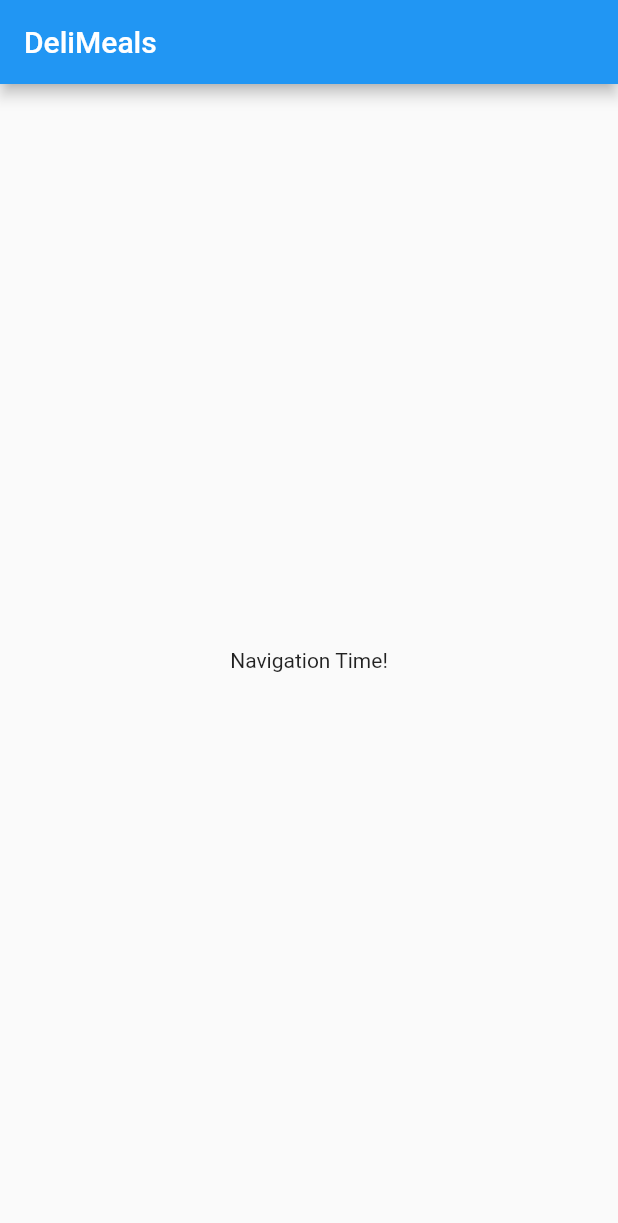
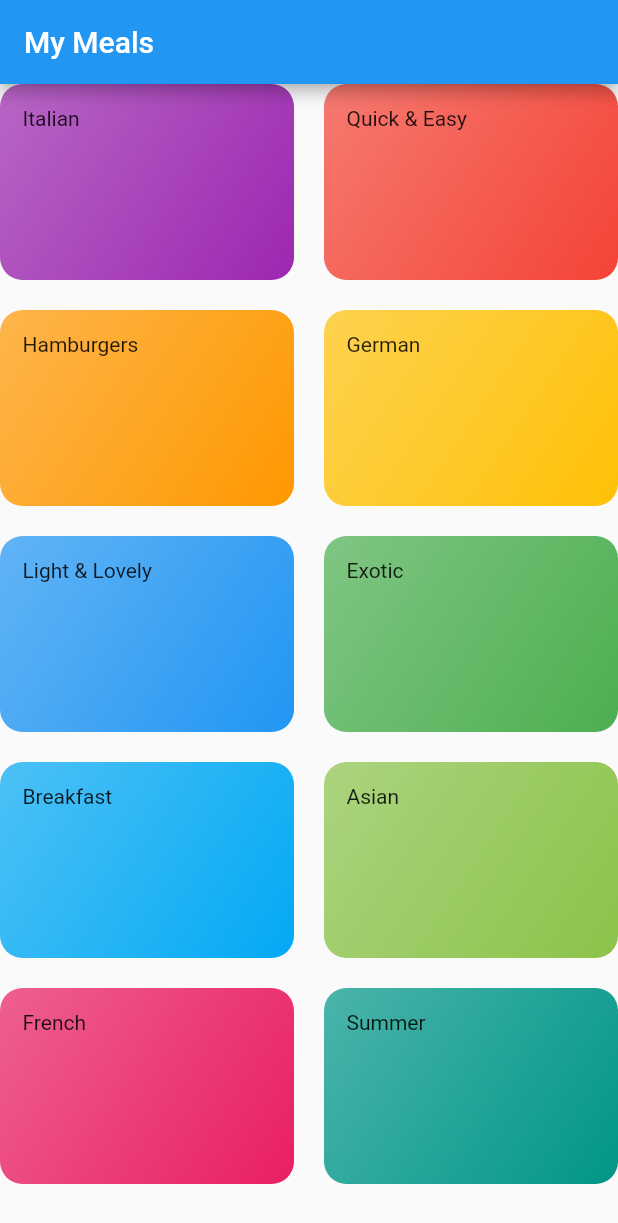
Before and after one commit to j-dolenc/Flutter, a Flutter app: the screen it shows after launch, on a phone screen of 412 x 824 dp. Shown: the top 1223 px of the screen. Run offline on Flutter 3.47's test engine with Material 2 defaults, Android fonts, the phone set to English and light mode, and no system bars.

Commit message:
First new screen categories

```diff
--- /dev/null
+++ b/meals_app/lib/categories_screen.dart
@@ -0,0 +1,31 @@
+import 'package:flutter/cupertino.dart';
+import 'package:flutter/material.dart';
+
+import 'dummy_data.dart';
+import 'category_item.dart';
+
+class CategoriesScreen extends StatelessWidget {
+  const CategoriesScreen({Key key}) : super(key: key);
+
+  @override
+  Widget build(BuildContext context) {
+    return Scaffold(
+      appBar: AppBar(
+        title: const Text("My Meals"),
+      ),
+      body: GridView(
+        children: DUMMY_CATEGORIES
+            .map(
+              (cat) => CategoryItem(cat.title, cat.color),
+            )
+            .toList(),
+        gridDelegate: SliverGridDelegateWithMaxCrossAxisExtent(
+          maxCrossAxisExtent: 200,
+          childAspectRatio: 1.5,
+          crossAxisSpacing: 20,
+          mainAxisSpacing: 20,
+        ),
+      ),
+    );
+  }
+}
--- /dev/null
+++ b/meals_app/lib/category_item.dart
@@ -0,0 +1,27 @@
+import 'package:flutter/material.dart';
+
+class CategoryItem extends StatelessWidget {
+  final String title;
+  final Color color;
+
+  CategoryItem(this.title, this.color);
+
+  @override
+  Widget build(BuildContext context) {
+    return Container(
+      padding: const EdgeInsets.all(15),
+      child: Text(title),
+      decoration: BoxDecoration(
+        gradient: LinearGradient(
+          colors: [
+            color.withOpacity(0.7),
+            color,
+          ],
+          begin: Alignment.topLeft,
+          end: Alignment.bottomRight,
+        ),
+        borderRadius: BorderRadius.circular(15),
+      ),
+    );
+  }
+}
--- /dev/null
+++ b/meals_app/lib/dummy_data.dart
@@ -0,0 +1,56 @@
+import 'package:flutter/material.dart';
+
+import './models/category.dart';
+
+const DUMMY_CATEGORIES = const [
+  Category(
+    id: 'c1',
+    title: 'Italian',
+    color: Colors.purple,
+  ),
+  Category(
+    id: 'c2',
+    title: 'Quick & Easy',
+    color: Colors.red,
+  ),
+  Category(
+    id: 'c3',
+    title: 'Hamburgers',
+    color: Colors.orange,
+  ),
+  Category(
+    id: 'c4',
+    title: 'German',
+    color: Colors.amber,
+  ),
+  Category(
+    id: 'c5',
+    title: 'Light & Lovely',
+    color: Colors.blue,
+  ),
+  Category(
+    id: 'c6',
+    title: 'Exotic',
+    color: Colors.green,
+  ),
+  Category(
+    id: 'c7',
+    title: 'Breakfast',
+    color: Colors.lightBlue,
+  ),
+  Category(
+    id: 'c8',
+    title: 'Asian',
+    color: Colors.lightGreen,
+  ),
+  Category(
+    id: 'c9',
+    title: 'French',
+    color: Colors.pink,
+  ),
+  Category(
+    id: 'c10',
+    title: 'Summer',
+    color: Colors.teal,
+  ),
+];
--- a/meals_app/lib/main.dart
+++ b/meals_app/lib/main.dart
@@ -1,4 +1,6 @@
 import 'package:flutter/material.dart';
+
+import 'categories_screen.dart';
 
 void main() => runApp(MyApp());
 
@@ -6,30 +8,11 @@ class MyApp extends StatelessWidget {
   @override
   Widget build(BuildContext context) {
     return MaterialApp(
-      title: 'DeliMeals',
+      title: 'My Meals',
       theme: ThemeData(
         primarySwatch: Colors.blue,
       ),
-      home: MyHomePage(),
+      home: CategoriesScreen(),
     );
   }
 }
-
-class MyHomePage extends StatefulWidget {
-  @override
-  _MyHomePageState createState() => _MyHomePageState();
-}
-
-class _MyHomePageState extends State<MyHomePage> {
-  @override
-  Widget build(BuildContext context) {
-    return Scaffold(
-      appBar: AppBar(
-        title: Text('DeliMeals'),
-      ),
-      body: Center(
-        child: Text('Navigation Time!'),
-      ),
-    );
-  }
-}
--- /dev/null
+++ b/meals_app/lib/models/category.dart
@@ -0,0 +1,13 @@
+import 'package:flutter/material.dart';
+
+class Category {
+  final String id;
+  final String title;
+  final Color color;
+
+  const Category({
+    this.color = Colors.orange,
+    @required this.id,
+    @required this.title,
+  });
+}
```
